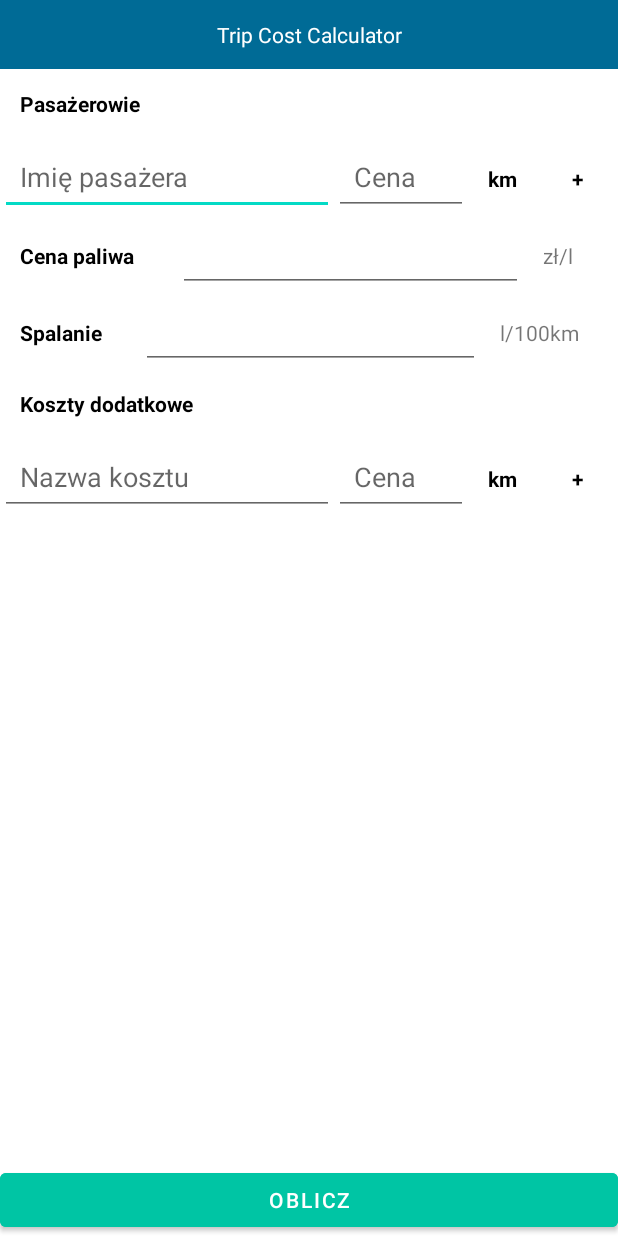
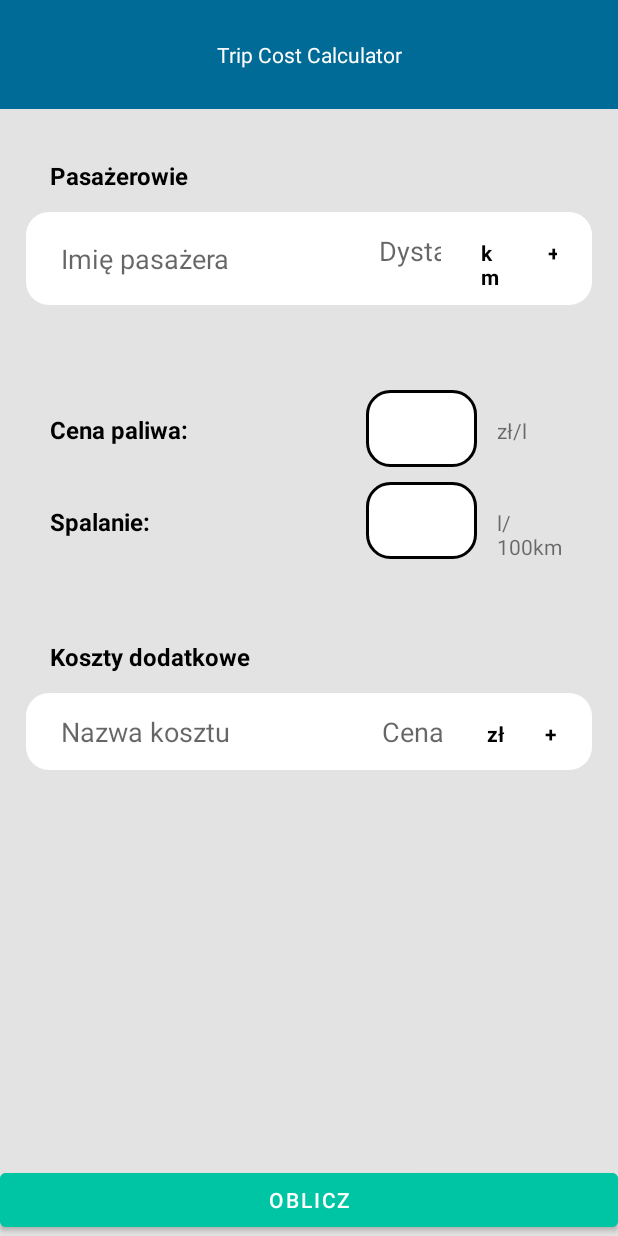
Before and after one commit to Bodzioss/TripCostCalculatorKotlin, an Android app: the screen it shows after launch (MainActivity), on a phone screen of 412 x 824 dp. Run offline under Robolectric (Android 15) with nearby library versions, the phone set to English and light mode, and no system bars.

Commit message:
Change styling

```diff
--- a/app/src/main/java/com/example/tripcostcalculator_kotlin/mainview/AdditionalCostAdapter.kt
+++ b/app/src/main/java/com/example/tripcostcalculator_kotlin/mainview/AdditionalCostAdapter.kt
@@ -6,6 +6,8 @@ import android.view.ViewGroup
 import androidx.recyclerview.widget.RecyclerView
 import com.example.tripcostcalculator_kotlin.R
 import kotlinx.android.synthetic.main.additionalcost_item.view.*
+import java.math.BigDecimal
+import java.math.RoundingMode
 
 class AdditionalCostAdapter (private val additionalCosts : MutableList<AdditionalCost>,
                              private val additionalCostClickListener : AdditionalCostClickListener
@@ -55,7 +57,7 @@ class AdditionalCostAdapter (private val additionalCosts : MutableList<Additiona
         additionalCosts.forEach{
             additionalCostPrice += it.price
         }
-        return additionalCostPrice.toString() + "zł"
+        return BigDecimal(additionalCostPrice).setScale(2, RoundingMode.HALF_EVEN).toString()
     }
 
     fun  getAdditionalCosts(): MutableCollection<AdditionalCost>? {
--- a/app/src/main/java/com/example/tripcostcalculator_kotlin/resultview/PassengersResultListAdapters.kt
+++ b/app/src/main/java/com/example/tripcostcalculator_kotlin/resultview/PassengersResultListAdapters.kt
@@ -38,6 +38,8 @@ class PassengersResultListAdapters(var context: Context, var passengers: ArrayLi
 
         val additionalCost:TextView = view.findViewById(R.id.additionalCostCardLabel)
 
+        val sumPrice:TextView = view.findViewById(R.id.passengerCostCardLabel)
+
         var passenger:Passenger = passengers.get(position)
 
         passengerName.text = passenger.name
@@ -46,6 +48,8 @@ class PassengersResultListAdapters(var context: Context, var passengers: ArrayLi
 
         additionalCost.text = passenger.additionalCost.toString() + " zł"
 
+        sumPrice.text = (passenger.fuelCost + passenger.additionalCost).toString() + "zł"
+
         return view!!
     }
 
--- a/app/src/main/java/com/example/tripcostcalculator_kotlin/resultview/ResultActivity.kt
+++ b/app/src/main/java/com/example/tripcostcalculator_kotlin/resultview/ResultActivity.kt
@@ -29,6 +29,7 @@ class ResultActivity : AppCompatActivity() {
 
         fuelCostCardLabel.text = intent.getStringExtra("sumFuelCost")
         additionalCostSumLabel.text = intent.getStringExtra("sumAdditionalCosts")
+        passengerCostSumCardLabel.text = intent.getStringExtra("sumCosts")
         btnOpenMainView.setOnClickListener{
             val intent = Intent(this, MainActivity::class.java)
             startActivity(intent)
@@ -42,8 +43,6 @@ class ResultActivity : AppCompatActivity() {
 
 
         setListViewHeightBasedOnChildren(passengerListView)
-
-
     }
 
     fun setListViewHeightBasedOnChildren(listView: ListView) {
--- /dev/null
+++ b/app/src/main/res/drawable/rounded_corners.xml
@@ -0,0 +1,11 @@
+<?xml version="1.0" encoding="utf-8"?>
+<shape xmlns:android="http://schemas.android.com/apk/res/android"
+    android:shape="rectangle">
+
+    <solid
+        android:color="#FFFFFF"/>
+
+    <corners
+        android:radius="15dp"/>
+
+</shape>
--- /dev/null
+++ b/app/src/main/res/drawable/rounded_corners_w_border.xml
@@ -0,0 +1,17 @@
+<?xml version="1.0" encoding="utf-8"?>
+<shape xmlns:android="http://schemas.android.com/apk/res/android"
+    android:shape="rectangle">
+    <stroke
+        android:width="2dp"
+        android:color="#000000" />
+
+    <solid
+        android:color="#FFFFFF"
+        android:background="@android:color/transparent"/>
+
+    <corners
+        android:radius="15dp"/>
+
+
+
+</shape>
--- a/app/src/main/res/layout/activity_main.xml
+++ b/app/src/main/res/layout/activity_main.xml
@@ -5,7 +5,7 @@
     android:id="@+id/constraint"
     android:layout_width="match_parent"
     android:layout_height="match_parent"
-    android:background="#FFFFFF"
+    android:background="#E3E3E3"
     tools:context=".mainview.MainActivity">
 
 
@@ -23,7 +23,7 @@
             android:layout_width="match_parent"
             android:layout_height="wrap_content"
             android:background="#006b96"
-            android:padding="20px"
+            android:padding="40px"
             android:text="Trip Cost Calculator"
             android:textAlignment="center"
             android:textColor="#FFFFFF" />
@@ -33,10 +33,10 @@
         android:id="@+id/scrollView2"
         android:layout_width="match_parent"
         android:layout_height="wrap_content"
+        android:background="#E3E3E3"
         app:layout_constraintEnd_toEndOf="parent"
         app:layout_constraintStart_toStartOf="parent"
-        app:layout_constraintTop_toBottomOf="@+id/linearLayout"
-        android:layout_marginBottom="50dp">
+        app:layout_constraintTop_toBottomOf="@+id/linearLayout">
 
         <LinearLayout
             android:layout_width="match_parent"
@@ -55,9 +55,12 @@
                     android:id="@+id/textView6"
                     android:layout_width="match_parent"
                     android:layout_height="wrap_content"
+                    android:layout_marginLeft="20dp"
+                    android:layout_marginTop="20dp"
                     android:padding="20px"
                     android:text="Pasażerowie"
                     android:textColor="#000000"
+                    android:textSize="16sp"
                     android:textStyle="bold" />
 
                 <LinearLayout
@@ -68,14 +71,20 @@
                     <LinearLayout
                         android:layout_width="match_parent"
                         android:layout_height="match_parent"
+                        android:layout_marginLeft="17dp"
+                        android:layout_marginRight="17dp"
                         android:layout_weight="1"
-                        android:orientation="horizontal">
+                        android:background="@drawable/rounded_corners"
+                        android:orientation="horizontal"
+                        android:paddingLeft="10dp"
+                        android:paddingRight="10dp">
 
                         <EditText
                             android:id="@+id/passengerNameInput"
                             android:layout_width="wrap_content"
                             android:layout_height="match_parent"
                             android:layout_weight="1"
+                            android:background="@android:color/transparent"
                             android:ems="10"
                             android:hint="Imię pasażera"
                             android:inputType="textPersonName"
@@ -84,11 +93,12 @@
 
                         <EditText
                             android:id="@+id/passengerDistanceInput"
-                            android:layout_width="79dp"
+                            android:layout_width="69dp"
                             android:layout_height="wrap_content"
                             android:layout_weight="1"
+                            android:background="@android:color/transparent"
                             android:ems="10"
-                            android:hint="Cena"
+                            android:hint="Dystans"
                             android:inputType="numberDecimal"
                             android:padding="20px"
                             android:textColor="#000000" />
@@ -118,8 +128,9 @@
                         android:id="@+id/passengerItems"
                         android:layout_width="match_parent"
                         android:layout_height="wrap_content"
-                        android:paddingLeft="20dp"
-                        android:paddingRight="20dp" />
+                        android:layout_marginLeft="12dp"
+                        android:layout_marginRight="12dp"
+                        android:padding="20px" />
                 </LinearLayout>
 
             </LinearLayout>
@@ -129,23 +140,32 @@
                 android:id="@+id/fuelCost"
                 android:layout_width="match_parent"
                 android:layout_height="wrap_content"
+                android:layout_marginLeft="20dp"
+                android:layout_marginTop="30dp"
+                android:layout_marginRight="20dp"
+                android:background="#00FFFFFF"
                 android:orientation="horizontal">
 
                 <TextView
                     android:id="@+id/textView7"
-                    android:layout_width="wrap_content"
+                    android:layout_width="200dp"
                     android:layout_height="wrap_content"
                     android:layout_weight="1"
+                    android:lineSpacingExtra="16sp"
+                    android:maxWidth="250dp"
+                    android:minWidth="250dp"
                     android:padding="20px"
-                    android:text="Cena paliwa"
+                    android:text="Cena paliwa:"
                     android:textColor="#000000"
+                    android:textSize="16sp"
                     android:textStyle="bold" />
 
                 <EditText
                     android:id="@+id/fuelCostInput"
-                    android:layout_width="wrap_content"
+                    android:layout_width="50dp"
                     android:layout_height="wrap_content"
                     android:layout_weight="1"
+                    android:background="@drawable/rounded_corners_w_border"
                     android:ems="10"
                     android:inputType="numberDecimal"
                     android:padding="20px"
@@ -153,7 +173,7 @@
 
                 <TextView
                     android:id="@+id/fuelCostUnit"
-                    android:layout_width="wrap_content"
+                    android:layout_width="50dp"
                     android:layout_height="wrap_content"
                     android:layout_weight="1"
                     android:padding="20px"
@@ -165,23 +185,32 @@
                 android:id="@+id/combustion"
                 android:layout_width="match_parent"
                 android:layout_height="wrap_content"
+                android:layout_marginLeft="20dp"
+                android:layout_marginTop="10dp"
+                android:layout_marginRight="20dp"
+                android:layout_marginBottom="20dp"
+                android:background="#00FFFFFF"
                 android:orientation="horizontal">
 
                 <TextView
                     android:id="@+id/textView8"
-                    android:layout_width="wrap_content"
+                    android:layout_width="200dp"
                     android:layout_height="wrap_content"
                     android:layout_weight="1"
+                    android:minWidth="250dp"
                     android:padding="20px"
-                    android:text="Spalanie"
+                    android:text="Spalanie:"
                     android:textColor="#000000"
-                    android:textStyle="bold" />
+                    android:textSize="16sp"
+                    android:textStyle="bold"
+                    app:autoSizeMinTextSize="250dp" />
 
                 <EditText
                     android:id="@+id/combustionInput"
-                    android:layout_width="wrap_content"
+                    android:layout_width="50dp"
                     android:layout_height="wrap_content"
                     android:layout_weight="1"
+                    android:background="@drawable/rounded_corners_w_border"
                     android:ems="10"
                     android:inputType="numberDecimal"
                     android:padding="20px"
@@ -189,7 +218,7 @@
 
                 <TextView
                     android:id="@+id/combustionUnit"
-                    android:layout_width="wrap_content"
+                    android:layout_width="50dp"
                     android:layout_height="wrap_content"
                     android:layout_weight="1"
                     android:padding="20px"
@@ -207,21 +236,30 @@
                     android:id="@+id/textView5"
                     android:layout_width="match_parent"
                     android:layout_height="wrap_content"
+                    android:layout_marginLeft="20dp"
+                    android:layout_marginTop="10dp"
                     android:padding="20px"
                     android:text="Koszty dodatkowe"
                     android:textColor="#000000"
+                    android:textSize="16sp"
                     android:textStyle="bold" />
 
                 <LinearLayout
                     android:layout_width="match_parent"
                     android:layout_height="match_parent"
-                    android:orientation="horizontal">
+                    android:layout_marginLeft="17dp"
+                    android:layout_marginRight="17dp"
+                    android:background="@drawable/rounded_corners"
+                    android:orientation="horizontal"
+                    android:paddingLeft="10dp"
+                    android:paddingRight="10dp">
 
                     <EditText
                         android:id="@+id/additionalCostNameInput"
                         android:layout_width="wrap_content"
                         android:layout_height="match_parent"
                         android:layout_weight="1"
+                        android:background="@android:color/transparent"
                         android:ems="10"
                         android:hint="Nazwa kosztu"
                         android:inputType="textPersonName"
@@ -230,9 +268,10 @@
 
                     <EditText
                         android:id="@+id/additionalCostPriceInput"
-                        android:layout_width="79dp"
+                        android:layout_width="69dp"
                         android:layout_height="wrap_content"
                         android:layout_weight="1"
+                        android:background="@android:color/transparent"
                         android:ems="10"
                         android:hint="Cena"
                         android:inputType="numberDecimal"
@@ -245,7 +284,7 @@
                         android:layout_height="wrap_content"
                         android:layout_weight="1"
                         android:padding="20px"
-                        android:text="km"
+                        android:text="zł"
                         android:textColor="#000000"
                         android:textStyle="bold" />
 
@@ -264,6 +303,8 @@
                     android:id="@+id/additionalCostItems"
                     android:layout_width="match_parent"
                     android:layout_height="wrap_content"
+                    android:layout_marginLeft="12dp"
+                    android:layout_marginRight="12dp"
                     android:padding="20px">
 
                 </androidx.recyclerview.widget.RecyclerView>
--- a/app/src/main/res/layout/activity_result.xml
+++ b/app/src/main/res/layout/activity_result.xml
@@ -5,7 +5,7 @@
     android:id="@+id/btnAddAdditionalCost"
     android:layout_width="match_parent"
     android:layout_height="match_parent"
-    android:background="#B1B1B1"
+    android:background="#E3E3E3"
     tools:context=".resultview.ResultActivity">
 
 
@@ -145,7 +145,7 @@
                         android:textColor="#FFFFFF" />
 
                     <TextView
-                        android:id="@+id/passengerCostCardLabel"
+                        android:id="@+id/passengerCostSumCardLabel"
                         android:layout_width="wrap_content"
                         android:layout_height="wrap_content"
                         android:layout_marginRight="50px"
--- a/app/src/main/res/layout/passenger_card_view.xml
+++ b/app/src/main/res/layout/passenger_card_view.xml
@@ -1,9 +1,10 @@
 <?xml version="1.0" encoding="utf-8"?>
 <androidx.cardview.widget.CardView xmlns:android="http://schemas.android.com/apk/res/android"
     xmlns:app="http://schemas.android.com/apk/res-auto"
+    android:id="@+id/passengerCardView"
     android:layout_width="match_parent"
     android:layout_height="wrap_content"
-    android:id="@+id/passengerCardView">
+    app:cardBackgroundColor="#E3E3E3">
 
     <LinearLayout
         android:layout_width="match_parent"
```
Also changed, not shown: app/src/main/java/com/example/tripcostcalculator_kotlin/mainview/MainActivity.kt (+7 -3 lines), app/src/main/java/com/example/tripcostcalculator_kotlin/mainview/PassengerAdapter.kt (+7 -5 lines), app/src/main/res/layout/additionalcost_item.xml (+26 -18 lines), app/src/main/res/layout/passenger_item.xml (+26 -18 lines).
